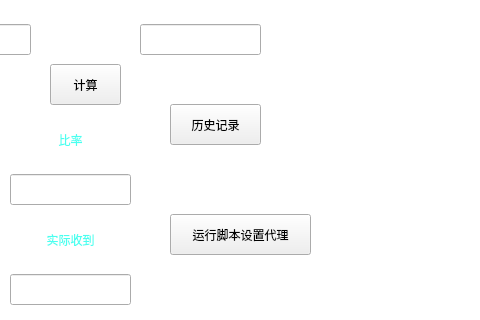
Old version of the form GUI.ui in the repository lzy756/exchange-rate-from-ARS-TUR-to-CNY; both pictures show x 220 to 700 and y 276 to 596 of the 956 by 596 pixel window.
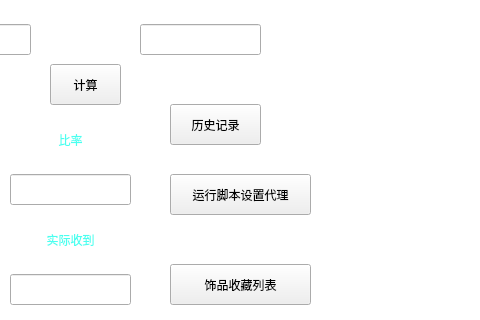
New version of the form. Icons and pictures are not drawn.

Commit message: 突发奇想整一个大活，把收藏系统做上，这样方便管理

What changed in the file:
```diff
--- a/GUI.ui
+++ b/GUI.ui
@@ -469,7 +469,7 @@
    <property name="geometry">
     <rect>
      <x>390</x>
-     <y>490</y>
+     <y>450</y>
      <width>141</width>
      <height>41</height>
     </rect>
@@ -483,6 +483,24 @@
     <string>运行脚本设置代理</string>
    </property>
   </widget>
+  <widget class="QPushButton" name="favbottom">
+   <property name="geometry">
+    <rect>
+     <x>390</x>
+     <y>540</y>
+     <width>141</width>
+     <height>41</height>
+    </rect>
+   </property>
+   <property name="font">
+    <font>
+     <family>微软雅黑 Light</family>
+    </font>
+   </property>
+   <property name="text">
+    <string>饰品收藏列表</string>
+   </property>
+  </widget>
   <zorder>listView</zorder>
   <zorder>fromcomboBox</zorder>
   <zorder>tocomboBox</zorder>
@@ -506,6 +524,7 @@
   <zorder>blvEdit</zorder>
   <zorder>label_9</zorder>
   <zorder>batbottom</zorder>
+  <zorder>favbottom</zorder>
  </widget>
  <resources>
   <include location="picture.qrc"/>
```
The commit also changes 9 other files.
